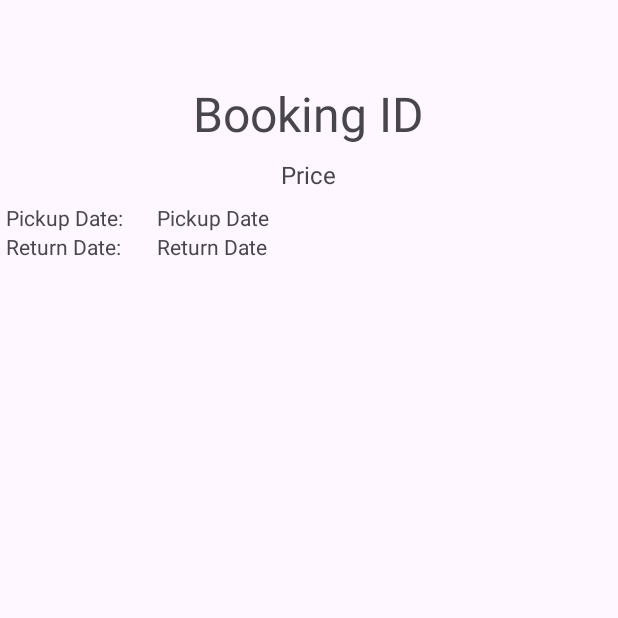
After one commit to shafiqoze/Letsago2, an Android app: the BookingDetailsActivity screen opened directly, with no data from a screen before it, on a phone screen of 412 x 824 dp, the top half of it. The commit adds this screen. Run offline under Robolectric (Android 15) with nearby library versions, the phone set to English and light mode, and no system bars; 1 statement that could not run was skipped.

Commit message:
booking list & details

```diff
--- a/app/src/main/AndroidManifest.xml
+++ b/app/src/main/AndroidManifest.xml
@@ -15,6 +15,12 @@
         android:theme="@style/Theme.Lab_REST"
         android:usesCleartextTraffic="true"
         tools:targetApi="31">
+        <activity
+            android:name=".BookingDetailsActivity"
+            android:exported="false" />
+        <activity
+            android:name=".BookingListActivity"
+            android:exported="false" />
         <activity
             android:name=".CarListActivity"
             android:exported="false" />
--- /dev/null
+++ b/app/src/main/java/com/example/lab_rest/BookingDetailsActivity.java
@@ -0,0 +1,115 @@
+package com.example.lab_rest;
+
+import android.content.Intent;
+import android.os.Bundle;
+import android.util.Log;
+import android.widget.TextView;
+import android.widget.Toast;
+
+import androidx.activity.EdgeToEdge;
+import androidx.appcompat.app.AppCompatActivity;
+import androidx.core.graphics.Insets;
+import androidx.core.view.ViewCompat;
+import androidx.core.view.WindowInsetsCompat;
+
+import com.example.lab_rest.model.Booking;
+import com.example.lab_rest.model.User;
+import com.example.lab_rest.remote.ApiUtils;
+import com.example.lab_rest.remote.BookingService;
+import com.example.lab_rest.sharedpref.SharePrefManager;
+
+import retrofit2.Call;
+import retrofit2.Callback;
+import retrofit2.Response;
+
+public class BookingDetailsActivity extends AppCompatActivity {
+
+    private BookingService bookingService;
+
+    @Override
+    protected void onCreate(Bundle savedInstanceState) {
+        super.onCreate(savedInstanceState);
+        EdgeToEdge.enable(this);
+        setContentView(R.layout.activity_booking_details);
+        ViewCompat.setOnApplyWindowInsetsListener(findViewById(R.id.main), (v, insets) -> {
+            Insets systemBars = insets.getInsets(WindowInsetsCompat.Type.systemBars());
+            v.setPadding(systemBars.left, systemBars.top, systemBars.right, systemBars.bottom);
+            return insets;
+        });
+
+        // retrieve book details based on selected id
+
+        // get book id sent by BookListActivity, -1 if not found
+        Intent intent = getIntent();
+        int bookId = intent.getIntExtra("book_id", -1);
+
+        // get user info from SharedPreferences
+        SharePrefManager spm = new SharePrefManager(getApplicationContext());
+        User user = spm.getUser();
+        String token = user.getToken();
+
+        // get book service instance
+        bookingService = ApiUtils.getBookingService();
+
+        // execute the API query. send the token and book id
+        bookingService.getBooking(token, bookId).enqueue(new Callback<Booking>() {
+
+            @Override
+            public void onResponse(Call<Booking> call, Response<Booking> response) {
+                // for debug purpose
+                Log.d("MyApp:", "Response: " + response.raw().toString());
+
+                if (response.code() == 200) {
+                    // server return success
+
+                    // get book object from response
+                    Booking booking = response.body();
+
+                    // get references to the view elements
+                    TextView tvBookingID = findViewById(R.id.tvBookingID);
+                    TextView tvPrice = findViewById(R.id.tvPrice);
+                    TextView tvPickupDate = findViewById(R.id.tvPickupDate);
+                    TextView tvReturnDate = findViewById(R.id.tvReturnDate);
+                    TextView tvStatus = findViewById(R.id.tvStatus);
+
+                    // set values
+                    tvBookingID.setText(booking.getBookingID());
+                    tvPrice.setText(booking.getPrice());
+                    tvPickupDate.setText(booking.getPickupDate());
+                    tvReturnDate.setText(booking.getReturnDate());
+                    tvStatus.setText(booking.getStatus());
+                }
+                else if (response.code() == 401) {
+                    // unauthorized error. invalid token, ask user to relogin
+                    Toast.makeText(getApplicationContext(), "Invalid session. Please login again", Toast.LENGTH_LONG).show();
+                    clearSessionAndRedirect();
+                }
+                else {
+                    // server return other error
+                    Toast.makeText(getApplicationContext(), "Error: " + response.message(), Toast.LENGTH_LONG).show();
+                    Log.e("MyApp: ", response.toString());
+                }
+            }
+
+            @Override
+            public void onFailure(Call<Booking> call, Throwable t) {
+                Toast.makeText(null, "Error connecting", Toast.LENGTH_LONG).show();
+            }
+        });
+
+    }
+
+    public void clearSessionAndRedirect() {
+        // clear the shared preferences
+        SharePrefManager spm = new SharePrefManager(getApplicationContext());
+        spm.logout();
+
+        // terminate this activity
+        finish();
+
+        // forward to Login Page
+        Intent intent = new Intent(this, LoginActivity.class);
+        startActivity(intent);
+
+    }
+}
--- a/app/src/main/java/com/example/lab_rest/MainActivity.java
+++ b/app/src/main/java/com/example/lab_rest/MainActivity.java
@@ -72,4 +72,9 @@ public class MainActivity extends AppCompatActivity {
         startActivity(intent);
     }
 
+    public void bookingListClicked(View view) {
+        // forward user to BookListActivity
+        Intent intent = new Intent(getApplicationContext(), BookingListActivity.class);
+        startActivity(intent);
+    }
 }
--- a/app/src/main/java/com/example/lab_rest/model/User.java
+++ b/app/src/main/java/com/example/lab_rest/model/User.java
@@ -84,6 +84,4 @@ public class User {
     public void setSecret(String secret) {
         this.secret = secret;
     }
-
-
 }
--- a/app/src/main/java/com/example/lab_rest/remote/ApiUtils.java
+++ b/app/src/main/java/com/example/lab_rest/remote/ApiUtils.java
@@ -12,4 +12,8 @@ public class ApiUtils {
     public static CarService getCarService() {
         return RetrofitClient.getClient(BASE_URL).create(CarService.class);
     }
+    // return BookService instance
+    public static BookingService getBookingService() {
+        return RetrofitClient.getClient(BASE_URL).create(BookingService.class);
+    }
 }
--- /dev/null
+++ b/app/src/main/java/com/example/lab_rest/remote/BookingService.java
@@ -0,0 +1,20 @@
+package com.example.lab_rest.remote;
+
+import com.example.lab_rest.model.Booking;
+import com.example.lab_rest.model.Booking;
+
+import java.util.List;
+
+import retrofit2.Call;
+import retrofit2.http.GET;
+import retrofit2.http.Header;
+import retrofit2.http.Path;
+
+public interface BookingService {
+
+    @GET("booking")
+    Call<List<Booking>> getAllBooking(@Header("api-key") String api_key);
+
+    @GET("booking/{BookingID}")
+    Call<Booking> getBooking(@Header("api-key") String api_key, @Path("BookingID") int BookingID);
+}
--- /dev/null
+++ b/app/src/main/res/layout/activity_booking_details.xml
@@ -0,0 +1,71 @@
+<?xml version="1.0" encoding="utf-8"?>
+<GridLayout xmlns:android="http://schemas.android.com/apk/res/android"
+    android:id="@+id/main"
+    android:layout_width="match_parent"
+    android:layout_height="match_parent"
+    android:layout_marginTop="50dp"
+    android:alignmentMode="alignBounds"
+    android:columnCount="2"
+    android:columnOrderPreserved="false"
+    android:useDefaultMargins="true">
+
+    <TextView
+        android:id="@+id/tvBookingID"
+        android:layout_columnSpan="2"
+        android:layout_gravity="center_horizontal"
+        android:text="Booking ID"
+        android:textSize="32dip" />
+
+    <TextView
+        android:id="@+id/tvPrice"
+        android:layout_columnSpan="2"
+        android:layout_gravity="center"
+        android:text="Price"
+        android:textSize="16dip" />
+
+    <LinearLayout
+        android:layout_width="fill_parent"
+        android:layout_height="fill_parent"
+        android:orientation="vertical">
+
+        <LinearLayout
+            android:layout_width="fill_parent"
+            android:layout_height="wrap_content"
+            android:orientation="horizontal">
+
+            <TextView
+                android:layout_width="0dp"
+                android:layout_height="wrap_content"
+                android:layout_weight="0.25"
+                android:text="Pickup Date:" />
+
+            <TextView
+                android:id="@+id/tvPickupDate"
+                android:layout_width="0dp"
+                android:layout_height="wrap_content"
+                android:layout_weight="0.75"
+                android:text="Pickup Date" />
+        </LinearLayout>
+
+        <LinearLayout
+            android:layout_width="fill_parent"
+            android:layout_height="wrap_content"
+            android:orientation="horizontal">
+
+            <TextView
+                android:layout_width="0dp"
+                android:layout_height="wrap_content"
+                android:layout_weight="0.25"
+                android:text="Return Date:" />
+
+            <TextView
+                android:id="@+id/tvReturnDate"
+                android:layout_width="0dp"
+                android:layout_height="wrap_content"
+                android:layout_weight="0.75"
+                android:text="Return Date" />
+        </LinearLayout>
+
+    </LinearLayout>
+
+</GridLayout>
```
Also changed, not shown: app/src/main/java/com/example/lab_rest/BookingListActivity.java (added, +153 -0 lines), app/src/main/java/com/example/lab_rest/adapter/BookingAdapter.java (added, +101 -0 lines), app/src/main/java/com/example/lab_rest/model/Booking.java (added, +91 -0 lines), app/src/main/res/layout/activity_booking_list.xml (added, +15 -0 lines), app/src/main/res/layout/activity_main.xml (+14 -1 lines), app/src/main/res/layout/booking_list_item.xml (added, +47 -0 lines), app/src/main/res/menu/booking_context_menu.xml (added, +10 -0 lines).
